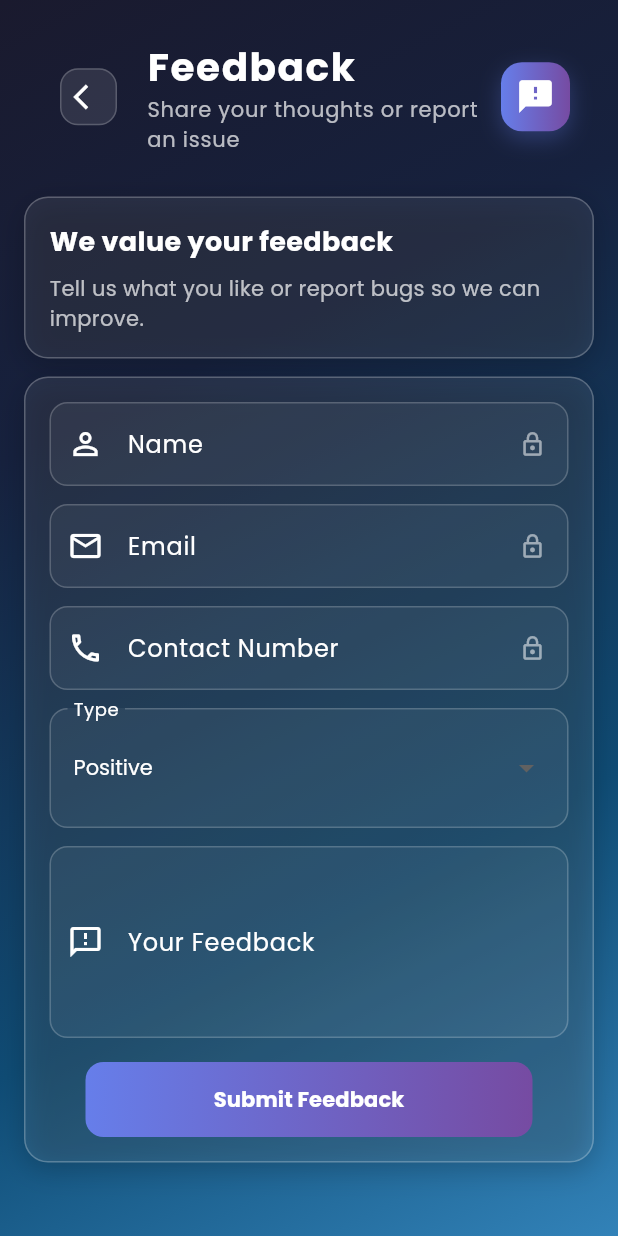
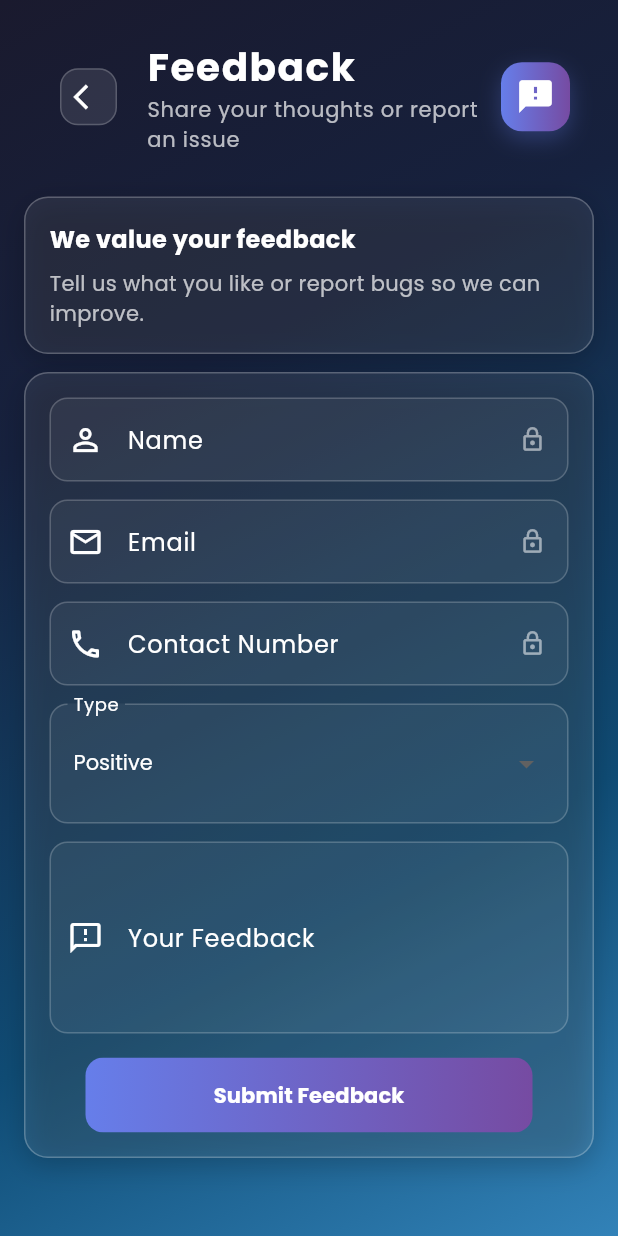
Before and after one commit to Taha1707/AspireEdge, a Flutter app: the FeedbackPage screen opened directly, on a phone screen of 412 x 824 dp. Run offline on Flutter 3.47's test engine with Material 3 defaults, Android fonts, the light colour scheme and no system bars; our stand-ins replace cloud_firestore, firebase_auth, firebase_core, flutter_staggered_animations, google_fonts; accounts and stored records are empty.

Commit message:
style(feedback): make intro card typography responsive to screen width

```diff
--- a/lib/pages/feedback_page.dart
+++ b/lib/pages/feedback_page.dart
@@ -207,19 +207,44 @@ class _FeedbackPageState extends State<FeedbackPage> {
 
   Widget _buildIntroCard() {
     return _cardDecoration(
-      child: Column(
+      child: LayoutBuilder(
+        builder: (context, constraints) {
+          final double w = constraints.maxWidth;
+          final double titleSize = w >= 900
+              ? 26
+              : w >= 600
+                  ? 22
+                  : w >= 360
+                      ? 18
+                      : 16;
+          final double bodySize = w >= 900
+              ? 16
+              : w >= 600
+                  ? 15
+                  : 14;
+
+          return Column(
             crossAxisAlignment: CrossAxisAlignment.start,
             children: [
               Text(
                 'We value your feedback',
-            style: GoogleFonts.poppins(color: Colors.white, fontSize: 18, fontWeight: FontWeight.bold),
+                style: GoogleFonts.poppins(
+                  color: Colors.white,
+                  fontSize: titleSize,
+                  fontWeight: FontWeight.bold,
+                ),
               ),
               const SizedBox(height: 8),
               Text(
                 'Tell us what you like or report bugs so we can improve.',
-            style: GoogleFonts.poppins(color: Colors.white70),
+                style: GoogleFonts.poppins(
+                  color: Colors.white70,
+                  fontSize: bodySize,
+                ),
               ),
             ],
+          );
+        },
       ),
     );
   }
```
Lines whose indentation alone changed are shown as unchanged.
